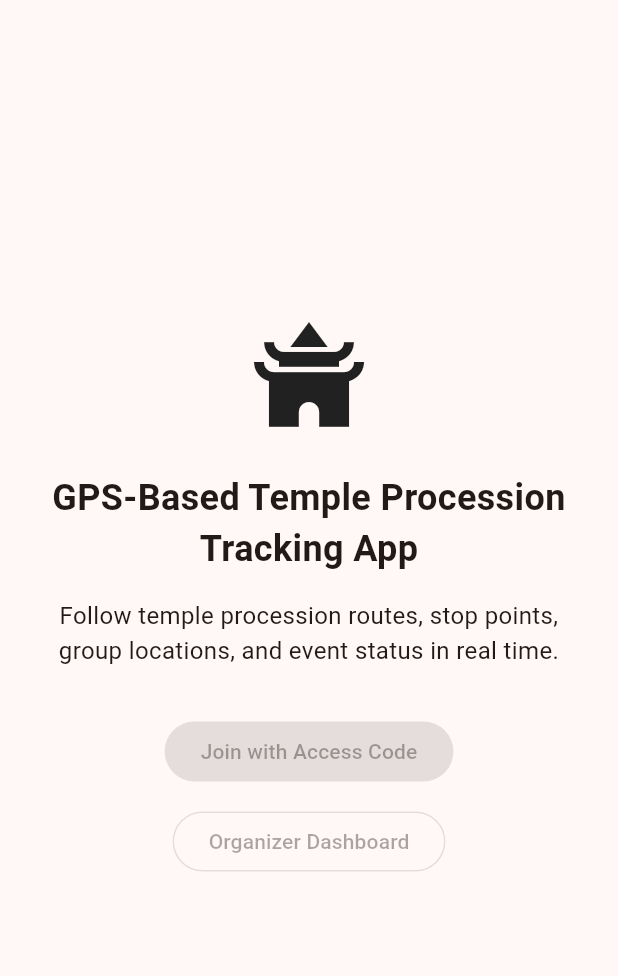
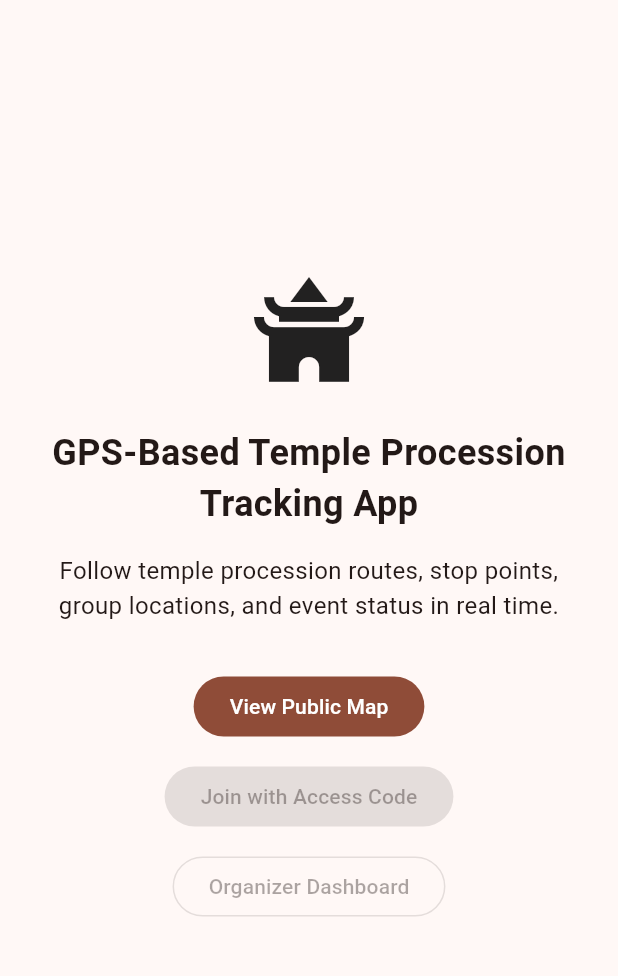
Before and after one commit to Walter926/temple-procession-tracker, a Flutter app: the screen it shows after launch, on a phone screen of 412 x 824 dp, the part 63-1039 px from its top. Run offline on Flutter 3.47's test engine with Material 3 defaults, Android fonts, the light colour scheme and no system bars; our stand-ins replace cloud_firestore, firebase_auth, firebase_core, firebase_messaging, firebase_storage, geolocator and 3 more; accounts and stored records are empty.

Commit message:
Phase 11

```diff
--- a/mobile_app/temple_procession_tracker_app/lib/main.dart
+++ b/mobile_app/temple_procession_tracker_app/lib/main.dart
@@ -1,6 +1,9 @@
+import 'package:firebase_core/firebase_core.dart';
 import 'package:flutter/material.dart';
-import 'package:firebase_core/firebase_core.dart';
+
+import 'features/map/public_map_screen.dart';
 import 'firebase_options.dart';
+
 Future<void> main() async {
   WidgetsFlutterBinding.ensureInitialized();
 
@@ -8,14 +11,20 @@ Future<void> main() async {
     options: DefaultFirebaseOptions.currentPlatform,
   );
 
-  runApp(const TempleProcessionTrackerApp());
+  runApp(
+    const TempleProcessionTrackerApp(),
+  );
 }
 
 class TempleProcessionTrackerApp extends StatelessWidget {
-  const TempleProcessionTrackerApp({super.key});
+  const TempleProcessionTrackerApp({
+    super.key,
+  });
 
   @override
-  Widget build(BuildContext context) {
+  Widget build(
+    BuildContext context,
+  ) {
     return MaterialApp(
       title: 'Temple Procession Tracker',
       debugShowCheckedModeBanner: false,
@@ -29,26 +38,37 @@ class TempleProcessionTrackerApp extends StatelessWidget {
 }
 
 class AppEntryScreen extends StatelessWidget {
-  const AppEntryScreen({super.key});
+  const AppEntryScreen({
+    super.key,
+  });
 
   @override
-  Widget build(BuildContext context) {
+  Widget build(
+    BuildContext context,
+  ) {
     return Scaffold(
       appBar: AppBar(
-        title: const Text('Temple Procession Tracker'),
+        title: const Text(
+          'Temple Procession Tracker',
+        ),
       ),
-      body: const Center(
+      body: Center(
         child: Padding(
-          padding: EdgeInsets.all(24),
+          padding: const EdgeInsets.all(
+            24,
+          ),
           child: Column(
-            mainAxisAlignment: MainAxisAlignment.center,
+            mainAxisAlignment:
+                MainAxisAlignment.center,
             children: [
-              Icon(
+              const Icon(
                 Icons.temple_buddhist,
                 size: 80,
               ),
-              SizedBox(height: 24),
-              Text(
+              const SizedBox(
+                height: 24,
+              ),
+              const Text(
                 'GPS-Based Temple Procession Tracking App',
                 textAlign: TextAlign.center,
                 style: TextStyle(
@@ -56,21 +76,54 @@ class AppEntryScreen extends StatelessWidget {
                   fontWeight: FontWeight.bold,
                 ),
               ),
-              SizedBox(height: 16),
-              Text(
+              const SizedBox(
+                height: 16,
+              ),
+              const Text(
                 'Follow temple procession routes, stop points, group locations, and event status in real time.',
                 textAlign: TextAlign.center,
-                style: TextStyle(fontSize: 16),
+                style: TextStyle(
+                  fontSize: 16,
+                ),
               ),
-              SizedBox(height: 32),
+              const SizedBox(
+                height: 32,
+              ),
               FilledButton(
+                onPressed: () {
+                  Navigator.of(
+                    context,
+                  ).push(
+                    MaterialPageRoute<void>(
+                      builder: (
+                        context,
+                      ) {
+                        return const PublicMapScreen();
+                      },
+                    ),
+                  );
+                },
+                child: const Text(
+                  'View Public Map',
+                ),
+              ),
+              const SizedBox(
+                height: 12,
+              ),
+              const FilledButton(
                 onPressed: null,
-                child: Text('Join with Access Code'),
+                child: Text(
+                  'Join with Access Code',
+                ),
               ),
-              SizedBox(height: 12),
-              OutlinedButton(
+              const SizedBox(
+                height: 12,
+              ),
+              const OutlinedButton(
                 onPressed: null,
-                child: Text('Organizer Dashboard'),
+                child: Text(
+                  'Organizer Dashboard',
+                ),
               ),
             ],
           ),
```
Also changed, not shown: mobile_app/temple_procession_tracker_app/lib/features/map/public_map_screen.dart (added, +68 -0 lines), 4 other files.
